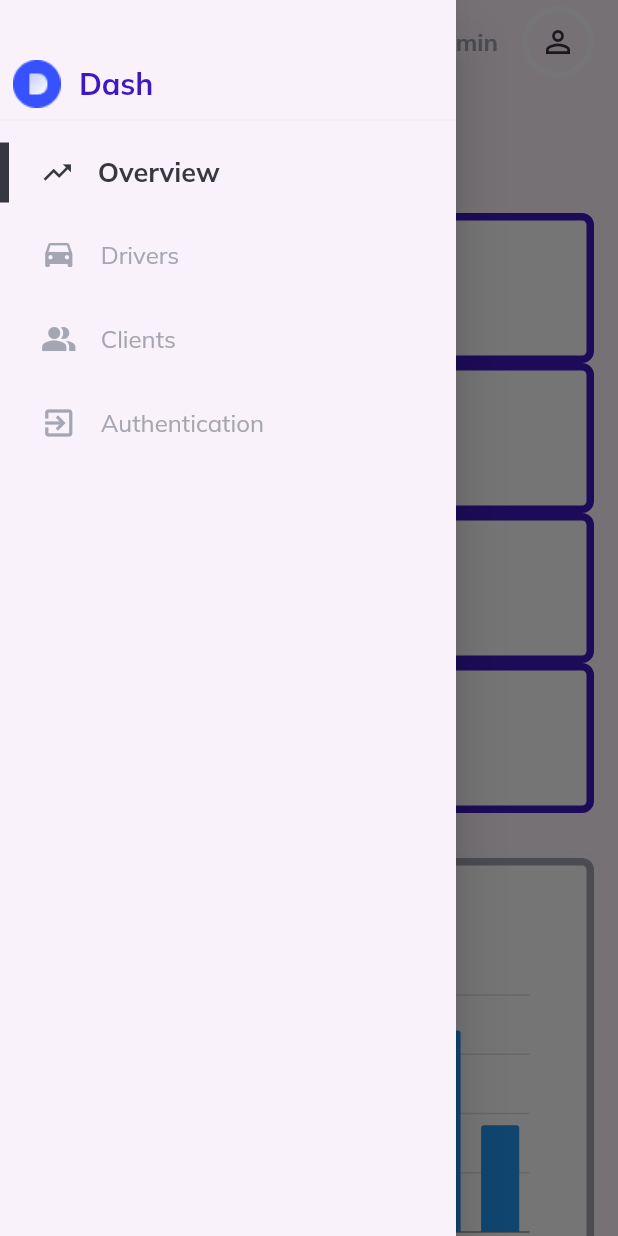
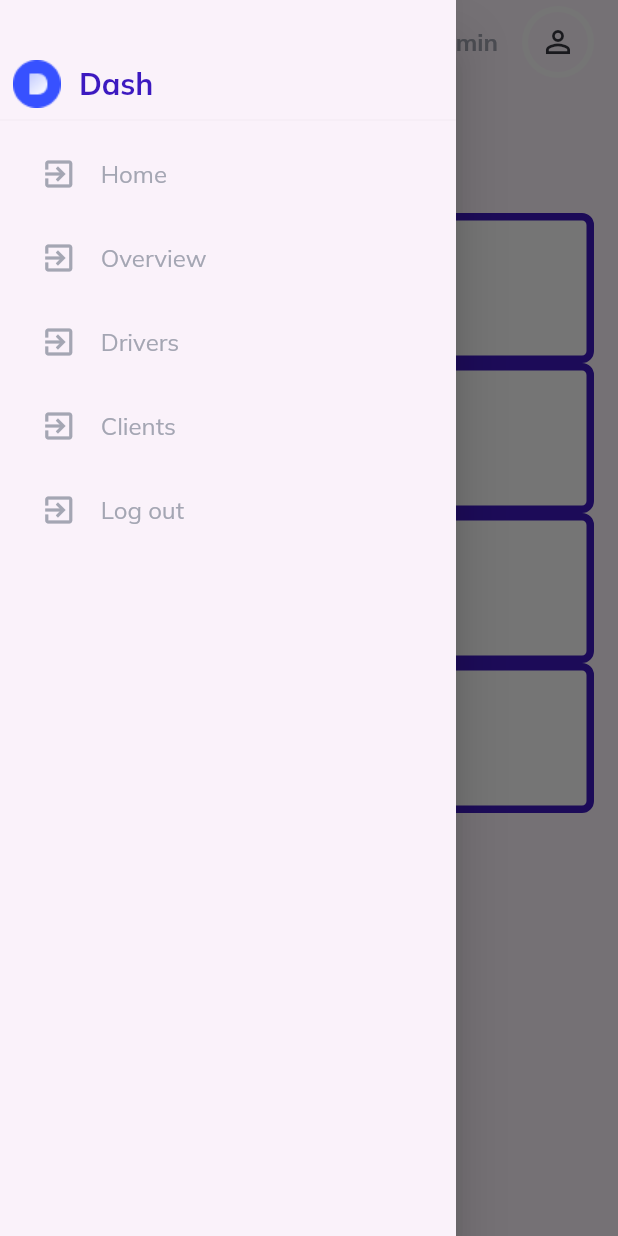
Before and after one commit to hostusservices/flutter_dashboard, a Flutter app: the screen it shows after launch, with the side drawer open, on a phone screen of 412 x 824 dp. Run offline on Flutter 3.47's test engine with Material 2 defaults, Android fonts, the phone set to English and light mode, and no system bars; our stand-ins replace get, google_fonts; missing offline and left inert: dart:html, dart:js.

Commit message:
navigator complete

```diff
--- a/lib/helpers/local_naviagator.dart
+++ b/lib/helpers/local_naviagator.dart
@@ -6,6 +6,6 @@ import '../routing/router.dart';
 
 Navigator localNavigator() => Navigator(
       key: navigationController.navigationKey,
-      initialRoute: OverViewPageRoute,
+      initialRoute: overviewPageRoute,
       onGenerateRoute: generateRoute,
     );
--- a/lib/pages/overview/overview.dart
+++ b/lib/pages/overview/overview.dart
@@ -40,10 +40,10 @@ class OverViewPage extends StatelessWidget {
                   OverviewCardsLargeScreen()
               else
                 OverViewCardSmallSCreen(),
-              if (!ResponsiveWidget.isSmallScreen(context))
-                RevenueSectionLarge()
-              else
-                RevenueSectionSmall()
+              // if (!ResponsiveWidget.isSmallScreen(context))
+              //   RevenueSectionLarge()
+              // else
+              //   RevenueSectionSmall()
             ],
           ),
         )
--- a/lib/routing/routes.dart
+++ b/lib/routing/routes.dart
@@ -1,11 +1,31 @@
-const OverViewPageRoute = "Overview";
-const DriversPageRoute = "Drivers";
-const ClientsPageRoute = "Clients";
-const AuthenticationPageRoute = "Authentication";
+const RootRoute = "/";
 
-List sideMenuItems = [
-  OverViewPageRoute,
-  DriversPageRoute,
-  ClientsPageRoute,
-  AuthenticationPageRoute,
+const homePageDisplayName = "Home";
+const homePageRoute = "/home";
+
+const overviewPageDisplayName = "Overview";
+const overviewPageRoute = "/overview";
+
+const driversPageDisplayName = "Drivers";
+const driversPageRoute = "/drivers";
+
+const clientsPageDisplayName = "Clients";
+const clientsPageRoute = "/clients";
+
+const authenticationPageDisplayName = "Log out";
+const authenticationPageRoute = "/auth";
+
+class MenuItem {
+  final String name;
+  final String route;
+
+  MenuItem(this.name, this.route);
+}
+
+List<MenuItem> sideMenuItemRoutes = [
+  MenuItem(homePageDisplayName, homePageRoute),
+  MenuItem(overviewPageDisplayName, overviewPageRoute),
+  MenuItem(driversPageDisplayName, driversPageRoute),
+  MenuItem(clientsPageDisplayName, clientsPageRoute),
+  MenuItem(authenticationPageDisplayName, authenticationPageRoute),
 ];
--- a/lib/widgets/bar_chart.dart
+++ b/lib/widgets/bar_chart.dart
@@ -1,58 +1,58 @@
-/// Bar chart example
-import 'package:charts_flutter/flutter.dart' as charts;
-import 'package:flutter/material.dart';
+// /// Bar chart example
+// import 'package:charts_flutter/flutter.dart' as charts;
+// import 'package:flutter/material.dart';
 
-class SimpleBarChart extends StatelessWidget {
-  final List<charts.Series> seriesList;
-  final bool animate;
+// class SimpleBarChart extends StatelessWidget {
+//   final List<charts.Series> seriesList;
+//   final bool animate;
 
-  SimpleBarChart(this.seriesList, {required this.animate});
+//   SimpleBarChart(this.seriesList, {required this.animate});
 
-  /// Creates a [BarChart] with sample data and no transition.
-  factory SimpleBarChart.withSampleData() {
-    return new SimpleBarChart(
-      _createSampleData(),
-      // Disable animations for image tests.
-      animate: false,
-    );
-  }
+//   /// Creates a [BarChart] with sample data and no transition.
+//   factory SimpleBarChart.withSampleData() {
+//     return new SimpleBarChart(
+//       _createSampleData(),
+//       // Disable animations for image tests.
+//       animate: false,
+//     );
+//   }
 
-  @override
-  Widget build(BuildContext context) {
-    return new charts.BarChart(
-      seriesList,
-      animate: animate,
-    );
-  }
+//   @override
+//   Widget build(BuildContext context) {
+//     return new charts.BarChart(
+//       seriesList,
+//       animate: animate,
+//     );
+//   }
 
-  /// Create one series with sample hard coded data.
-  static List<charts.Series<OrdinalSales, String>> _createSampleData() {
-    final data = [
-      new OrdinalSales('Today', 55),
-      new OrdinalSales('Yesterday', 25),
-      new OrdinalSales('2 days', 100),
-      new OrdinalSales('24 Jun', 75),
-      new OrdinalSales('23 Jun', 15),
-      new OrdinalSales('22 Jun', 85),
-      new OrdinalSales('21 Jun', 45),
-    ];
+//   /// Create one series with sample hard coded data.
+//   static List<charts.Series<OrdinalSales, String>> _createSampleData() {
+//     final data = [
+//       new OrdinalSales('Today', 55),
+//       new OrdinalSales('Yesterday', 25),
+//       new OrdinalSales('2 days', 100),
+//       new OrdinalSales('24 Jun', 75),
+//       new OrdinalSales('23 Jun', 15),
+//       new OrdinalSales('22 Jun', 85),
+//       new OrdinalSales('21 Jun', 45),
+//     ];
 
-    return [
-      new charts.Series<OrdinalSales, String>(
-        id: 'Sales',
-        colorFn: (_, __) => charts.MaterialPalette.blue.shadeDefault,
-        domainFn: (OrdinalSales sales, _) => sales.year,
-        measureFn: (OrdinalSales sales, _) => sales.sales,
-        data: data,
-      )
-    ];
-  }
-}
+//     return [
+//       new charts.Series<OrdinalSales, String>(
+//         id: 'Sales',
+//         colorFn: (_, __) => charts.MaterialPalette.blue.shadeDefault,
+//         domainFn: (OrdinalSales sales, _) => sales.year,
+//         measureFn: (OrdinalSales sales, _) => sales.sales,
+//         data: data,
+//       )
+//     ];
+//   }
+// }
 
-/// Sample ordinal data type.
-class OrdinalSales {
-  final String year;
-  final int sales;
+// /// Sample ordinal data type.
+// class OrdinalSales {
+//   final String year;
+//   final int sales;
 
-  OrdinalSales(this.year, this.sales);
-}
+//   OrdinalSales(this.year, this.sales);
+// }
--- a/lib/widgets/revenue_section_small.dart
+++ b/lib/widgets/revenue_section_small.dart
@@ -1,85 +1,85 @@
-import 'dart:ui';
+// import 'dart:ui';
 
-import 'package:flutter/material.dart';
-import 'package:flutter_application_1/constants/style.dart';
-import 'package:flutter_application_1/widgets/bar_chart.dart';
-import 'package:flutter_application_1/widgets/custome_text.dart';
-import 'package:flutter_application_1/widgets/revenue_info.dart';
+// import 'package:flutter/material.dart';
+// import 'package:flutter_application_1/constants/style.dart';
+// import 'package:flutter_application_1/widgets/bar_chart.dart';
+// import 'package:flutter_application_1/widgets/custome_text.dart';
+// import 'package:flutter_application_1/widgets/revenue_info.dart';
 
-class RevenueSectionSmall extends StatelessWidget {
-  const RevenueSectionSmall({Key? key}) : super(key: key);
+// class RevenueSectionSmall extends StatelessWidget {
+//   const RevenueSectionSmall({Key? key}) : super(key: key);
 
-  @override
-  Widget build(BuildContext context) {
-    return Container(
-      padding: EdgeInsets.all(24),
-      margin: EdgeInsets.symmetric(vertical: 30),
-      decoration: BoxDecoration(
-          color: Colors.white,
-          borderRadius: BorderRadius.circular(8),
-          boxShadow: [
-            BoxShadow(
-                offset: Offset(0, 6),
-                color: lightGrey.withOpacity(.1),
-                blurRadius: 12)
-          ],
-          border: Border.all(color: lightGrey, width: 5)),
-      child: Column(children: [
-        Container(
-          height: 260,
-          child: Column(
-            mainAxisAlignment: MainAxisAlignment.spaceEvenly,
-            children: [
-              CustomText(
-                  text: "Revenue Chart",
-                  size: 20,
-                  color: lightGrey,
-                  weight: FontWeight.bold),
-              Container(
-                width: 600,
-                height: 200,
-                child: SimpleBarChart.withSampleData(),
-              ),
-            ],
-          ),
-        ),
-        Container(
-          width: 120,
-          height: 1,
-          color: lightGrey,
-        ),
-        Container(
-          height: 260,
-          child: Column(
-              mainAxisAlignment: MainAxisAlignment.spaceEvenly,
-              children: [
-                Row(
-                  children: [
-                    RevenueInfo(
-                      title: "Toda\'s revenue",
-                      amount: "230",
-                    ),
-                    RevenueInfo(
-                      title: "Last 7 days",
-                      amount: "1,100",
-                    ),
-                  ],
-                ),
-                Row(
-                  children: [
-                    RevenueInfo(
-                      title: "Last 30 days",
-                      amount: "3,230",
-                    ),
-                    RevenueInfo(
-                      title: "Last 12 months",
-                      amount: "11,300",
-                    ),
-                  ],
-                ),
-              ]),
-        )
-      ]),
-    );
-  }
-}
+//   @override
+//   Widget build(BuildContext context) {
+//     return Container(
+//       padding: EdgeInsets.all(24),
+//       margin: EdgeInsets.symmetric(vertical: 30),
+//       decoration: BoxDecoration(
+//           color: Colors.white,
+//           borderRadius: BorderRadius.circular(8),
+//           boxShadow: [
+//             BoxShadow(
+//                 offset: Offset(0, 6),
+//                 color: lightGrey.withOpacity(.1),
+//                 blurRadius: 12)
+//           ],
+//           border: Border.all(color: lightGrey, width: 5)),
+//       child: Column(children: [
+//         Container(
+//           height: 260,
+//           child: Column(
+//             mainAxisAlignment: MainAxisAlignment.spaceEvenly,
+//             children: [
+//               CustomText(
+//                   text: "Revenue Chart",
+//                   size: 20,
+//                   color: lightGrey,
+//                   weight: FontWeight.bold),
+//               Container(
+//                 width: 600,
+//                 height: 200,
+//                 child: SimpleBarChart.withSampleData(),
+//               ),
+//             ],
+//           ),
+//         ),
+//         Container(
+//           width: 120,
+//           height: 1,
+//           color: lightGrey,
+//         ),
+//         Container(
+//           height: 260,
+//           child: Column(
+//               mainAxisAlignment: MainAxisAlignment.spaceEvenly,
+//               children: [
+//                 Row(
+//                   children: [
+//                     RevenueInfo(
+//                       title: "Toda\'s revenue",
+//                       amount: "230",
+//                     ),
+//                     RevenueInfo(
+//                       title: "Last 7 days",
+//                       amount: "1,100",
+//                     ),
+//                   ],
+//                 ),
+//                 Row(
+//                   children: [
+//                     RevenueInfo(
+//                       title: "Last 30 days",
+//                       amount: "3,230",
+//                     ),
+//                     RevenueInfo(
+//                       title: "Last 12 months",
+//                       amount: "11,300",
+//                     ),
+//                   ],
+//                 ),
+//               ]),
+//         )
+//       ]),
+//     );
+//   }
+// }
--- a/lib/widgets/side_menu.dart
+++ b/lib/widgets/side_menu.dart
@@ -52,24 +52,21 @@ class SideMenu extends StatelessWidget {
           ),
           Column(
             mainAxisSize: MainAxisSize.min,
-            children: sideMenuItems
-                .map((itemName) => SideMenuItem(
-                      itemName: itemName,
+            children: sideMenuItemRoutes
+                .map((item) => SideMenuItem(
+                      itemName: item.name,
                       onTap: () {
-                        if (itemName == AuthenticationPageRoute) {
-                          Get.offAllNamed(AuthenticationPageRoute);
-                          menuController.changeActiveitemTo(OverViewPageRoute);
-                          // TODO:: go to authentication page
+                        if (item.route == authenticationPageRoute) {
+                          Get.offAllNamed(authenticationPageRoute);
+                          menuController
+                              .changeActiveitemTo(overviewPageDisplayName);
                         }
-                        if (!menuController.isActive(itemName)) {
-                          menuController.changeActiveitemTo(itemName);
-                          if (ResponsiveWidget.isSmallScreen(context)) {
+                        if (!menuController.isActive(item.name)) {
+                          menuController.changeActiveitemTo(item.name);
+                          if (ResponsiveWidget.isSmallScreen(context))
                             Get.back();
-                            navigationController.navigateTo(itemName);
-
-                            // TODO :: go to item name Route
-                          }
-                        } else {}
+                          navigationController.navigateTo(item.route);
+                        }
                       },
                     ))
                 .toList(),
```
Also changed, not shown: lib/controllers/menu_controller.dart (+5 -5 lines), lib/routing/router.dart (+7 -4 lines), lib/widgets/revenue_section_large.dart (+68 -68 lines).
